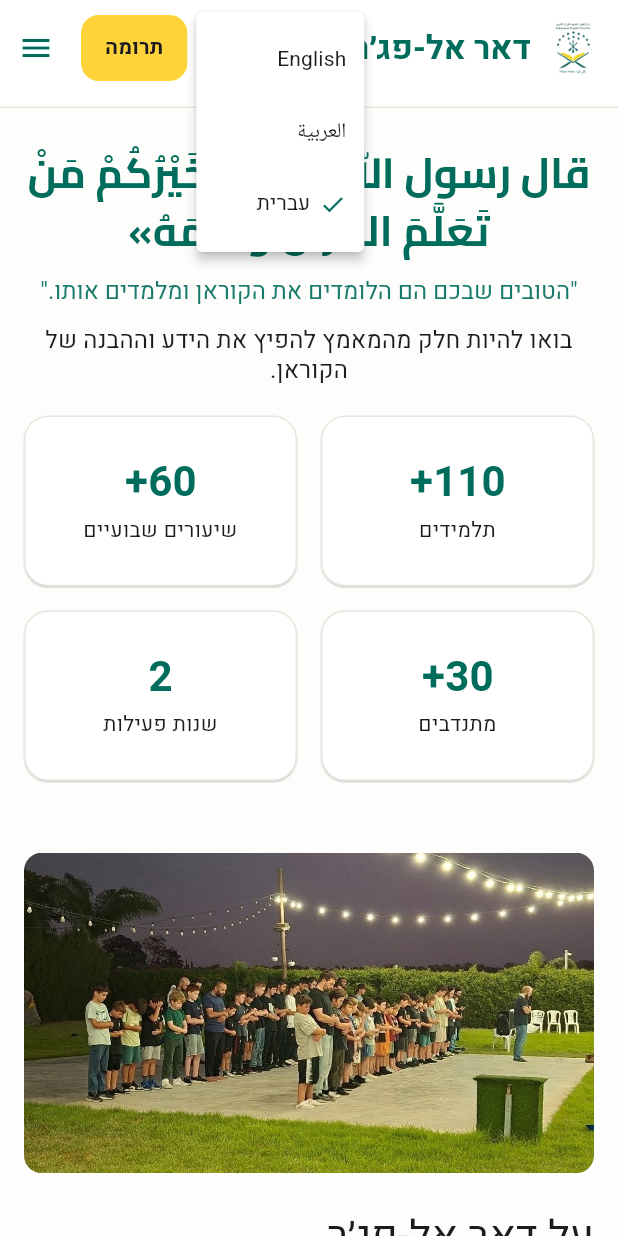
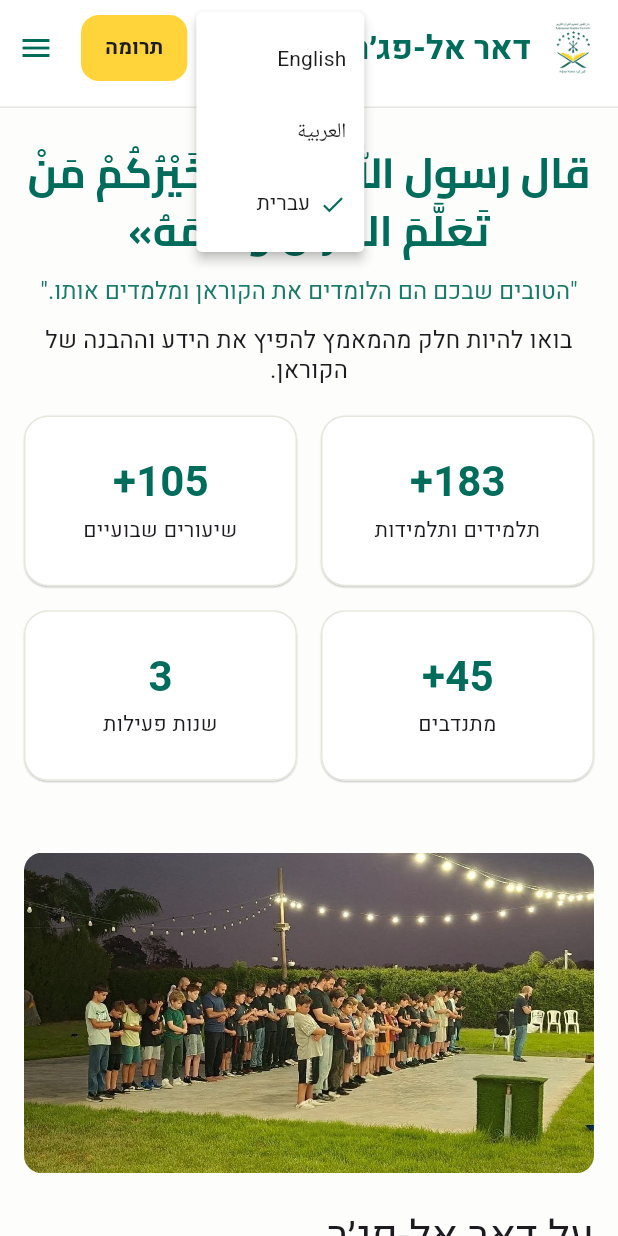
Before and after one commit to othman98shawgan/dar-al-fajr, a Flutter app: the screen it shows after launch, after a tap on "HE", on a phone screen of 412 x 824 dp. Run offline on Flutter 3.47's test engine with Material 3 defaults, Android fonts, the phone set to English and light mode, and no system bars; our stand-ins replace font_awesome_flutter, photo_view, shared_preferences, web.

Commit message:
Feat: Update site content and contact info (#26)

```diff
--- a/lib/content/site_content.dart
+++ b/lib/content/site_content.dart
@@ -28,6 +28,7 @@ class ContentConfig {
   static const whatsappLink = 'https://wa.me/972512875576';
   static const contactEmail = 'mailto:daralfajerkfarkama@gmail.com';
   static const youtubeUrl = 'https://youtube.com/@Dar-al-Fajr';
+  static const instagramUrl = 'https://www.instagram.com/dar.alfajr/';
 }
 
 /// ===== Home section =====
@@ -45,17 +46,17 @@ class HomeContent {
   };
 
   static Map<String, String> statsLabels(AppLocale l) => {
-        'students': t({'en': 'Students', 'ar': 'طالب', 'he': 'תלמידים'}, l),
+        'students': t({'en': 'Students', 'ar': 'طالب وطالبة', 'he': 'תלמידים ותלמידות'}, l),
         'weeklyClasses': t({'en': 'Weekly Classes', 'ar': 'درس أسبوعي', 'he': 'שיעורים שבועיים'}, l),
         'volunteers': t({'en': 'Volunteers', 'ar': 'متطوع', 'he': 'מתנדבים'}, l),
         'years': t({'en': 'Years Serving', 'ar': 'سنوات خدمة', 'he': 'שנות פעילות'}, l),
       };
 
   static const statsValues = {
-    'students': '110',
-    'weeklyClasses': '60',
-    'volunteers': '30',
-    'years': '2',
+    'students': '183',
+    'weeklyClasses': '105',
+    'volunteers': '45',
+    'years': '3',
   };
 
   static String donateCta(AppLocale l) => t(
@@ -74,11 +75,11 @@ class AboutContent {
 
   static const description = {
     'en':
-        'Dar al-Fajr is an Islamic education center in Kfar Kama, dedicated to teaching children and youth the reading, memorization, and proper recitation of the Qur’an. In addition to Qur’an studies, we hold weekly lessons that focus on Islamic values, faith, and character - covering topics such as fiqh, ʿaqīdah, and sīrah. Today, Dar al-Fajr serves over 110 students across multiple levels, from beginners to advanced. Our mission is clear: to nurture a generation that loves the Qur’an, understands its message, and lives by its guidance.',
+        'Dar al-Fajr is an Islamic education center in Kfar Kama, dedicated to teaching children and youth the reading, memorization, and proper recitation of the Qur’an. In addition to Qur’an studies, we hold weekly lessons that focus on Islamic values, faith, and character - covering topics such as fiqh, ʿaqīdah, and sīrah. Today, Dar al-Fajr serves over 183 students (boys and girls) across multiple levels, from beginners to advanced. Our mission is clear: to nurture a generation that loves the Qur’an, understands its message, and lives by its guidance.',
     'ar':
-        'دار الفجر هو مركز تعليمي إسلامي في كفر كما، يُعنى بتعليم الأطفال والناشئة قراءة القرآن الكريم وتجويده وحفظه. إلى جانب دروس القرآن، نقيم دروسًا أسبوعية تُعنى بالقيم الإسلامية والإيمان والأخلاق، وتشمل موضوعات في الفقه والعقيدة والسيرة النبوية. يضم المركز اليوم أكثر من 110 طالبًا وطالبة في مستويات مختلفة، من المبتدئين إلى المتقدمين. ورسالتنا واضحة: تربية جيلٍ يحبّ القرآن، يفهم معانيه ويعيش بهديه.',
+        'دار الفجر هو مركز تعليمي إسلامي في كفر كما، يُعنى بتعليم الأطفال والناشئة قراءة القرآن الكريم وتجويده وحفظه. إلى جانب دروس القرآن، نقيم دروسًا أسبوعية تُعنى بالقيم الإسلامية والإيمان والأخلاق، وتشمل موضوعات في الفقه والعقيدة والسيرة النبوية. يضم المركز اليوم أكثر من 183 طالبًا وطالبة في مستويات مختلفة، من المبتدئين إلى المتقدمين. ورسالتنا واضحة: تربية جيلٍ يحبّ القرآن، يفهم معانيه ويعيش بهديه.',
     'he':
-        'דאר אל־פג׳ר הוא מרכז חינוך אסלאמי בכפר כמא, שמוקדש ללימוד קריאה, שינון ותגויד של הקוראן לילדים ולנוער. בנוסף ללימודי הקוראן, אנו מקיימים שיעורים שבועיים בנושאים של ערכים אסלאמיים, אמונה ומידות טובות - כגון פִקְה, עַקִידָה וסִירַה. כיום לומדים במרכז למעלה מ־110 תלמידים ברמות שונות - מהמתחילים ועד המתקדמים. החזון שלנו ברור: לטפח דור שאוהב את הקוראן, מבין את משמעותו וחי לאורו.',
+        'דאר אל־פג׳ר הוא מרכז חינוך אסלאמי בכפר כמא, שמוקדש ללימוד קריאה, שינון ותגויד של הקוראן לילדים ולנוער. בנוסף ללימודי הקוראן, אנו מקיימים שיעורים שבועיים בנושאים של ערכים אסלאמיים, אמונה ומידות טובות - כגון פִקְה, עַקִידָה וסִירַה. כיום לומדים במרכז למעלה מ־183 תלמידים ותלמידות ברמות שונות - מהמתחילים ועד המתקדמים. החזון שלנו ברור: לטפח דור שאוהב את הקוראן, מבין את משמעותו וחי לאורו.',
   };
 
   static List<String> pillars(AppLocale l) => [
@@ -103,9 +104,9 @@ class DonationContent {
   };
 
   static const cardCta = {
-    'en': 'Donate by Card',
-    'ar': 'تبرّع بالبطاقة',
-    'he': 'תרומה בכרטיס אשראי',
+    'he': 'תרומה באשראי / הוראת קבע',
+    'ar': 'تبرّع بالبطاقة / تبرّع شهري',
+    'en': 'Donate by Card / Monthly',
   };
 
   static const studentCta = {
@@ -182,9 +183,22 @@ class ContactContent {
     'he': 'צרו קשר',
   };
 
+  static const officeHoursTitle = {
+    'en': 'Secretariat Hours',
+    'ar': 'ساعات السكرتارية',
+    'he': 'שעות מזכירות',
+  };
+
+  static const officeHoursValue = {
+    'en': 'Sunday – Thursday, 16:00 – 18:00',
+    'ar': 'الأحد – الخميس، 16:00 – 18:00',
+    'he': 'ראשון – חמישי, 16:00 – 18:00',
+  };
+
   static const call = {'en': 'Call', 'ar': 'اتصال', 'he': 'שיחה'};
   static const whatsapp = {'en': 'WhatsApp', 'ar': 'واتساب', 'he': 'וואטסאפ'};
   static const youtube = {'en': 'YouTube', 'ar': 'يوتيوب', 'he': 'יוטיוב'};
+  static const instagram = {'en': 'Instagram', 'ar': 'انستاجرام', 'he': 'אינסטגרם'};
   static const phone = {'en': 'Phone', 'ar': 'هاتف', 'he': 'טלפון'};
   static const email = {'en': 'Email', 'ar': 'بريد إلكتروني', 'he': 'אימייל'};
 
@@ -202,12 +216,6 @@ class ContactContent {
       whatsapp: 'https://wa.me/972507864552',
     ),
     Member(
-      name: {'en': 'Noah Thawko', 'ar': 'نوح تحاوخو', 'he': 'נוח תחאוכו'},
-      role: {'en': 'Board member', 'ar': 'عضو إدارة', 'he': 'חבר הנהלה'},
-      phone: 'tel:+972506825975',
-      whatsapp: 'https://wa.me/972506825975',
-    ),
-    Member(
       name: {'en': 'Hani Ashmoz', 'ar': 'هاني أشموز', 'he': 'האני אשמוז'},
       role: {'en': 'Board member', 'ar': 'عضو إدارة', 'he': 'חבר הנהלה'},
       phone: 'tel:+972505213482',
@@ -218,6 +226,12 @@ class ContactContent {
       role: {'en': 'Board member', 'ar': 'عضو إدارة', 'he': 'חבר הנהלה'},
       phone: 'tel:+972543046004',
       whatsapp: 'https://wa.me/972543046004',
+    ),
+    Member(
+      name: {'en': 'Tawfek Hatukai', 'ar': 'توفيق حاتوقاي', 'he': 'תאופיק חתוקאי'},
+      role: {'en': 'Board member', 'ar': 'عضو إدارة', 'he': 'חבר הנהלה'},
+      phone: 'tel:+972526034686',
+      whatsapp: 'https://wa.me/972526034686',
     ),
     Member(
       name: {'en': 'Othman Shawgan', 'ar': 'عثمان شوجن', 'he': "עות'מאן שוגן"},
--- a/lib/main.dart
+++ b/lib/main.dart
@@ -79,7 +79,7 @@ class DarAlFajrApp extends StatelessWidget {
         ),
         shape: Border(bottom: BorderSide(color: Brand.outline, width: 1)),
       ),
-      cardTheme: const CardTheme(
+      cardTheme: const CardThemeData(
         color: Brand.card,
         elevation: 0,
         margin: EdgeInsets.zero,
--- a/lib/sections/contact_section.dart
+++ b/lib/sections/contact_section.dart
@@ -14,31 +14,110 @@ class ContactSection extends StatelessWidget {
   Widget build(BuildContext context) {
     final w = MediaQuery.sizeOf(context).width;
     final members = ContactContent.boardMembers;
+    final isMobile = w < 700;
 
     // Columns: 1 (mobile), 2 (tablet), 3 (desktop)
-    final cols = w < 700 ? 1 : (w < 1024 ? 2 : 3);
+    final cols = isMobile ? 1 : (w < 1024 ? 2 : 3);
+
+    return LayoutBuilder(
+      builder: (context, constraints) {
+        final cardAspectRatio = cols == 1 ? 2.8 : 3.0;
+        final cardWidth = (constraints.maxWidth - (cols - 1) * 16) / cols;
+        final cardHeight = cardWidth / cardAspectRatio;
 
         return Column(
           crossAxisAlignment: CrossAxisAlignment.start,
           children: [
             Text(t(ContactContent.title, locale), style: Theme.of(context).textTheme.headlineMedium),
-        const SizedBox(height: 16),
+            SizedBox(height: isMobile ? 10 : 12),
+            SizedBox(
+              width: cardWidth,
+              height: cardHeight,
+              child: _OfficeHoursCard(locale: locale),
+            ),
+            SizedBox(height: isMobile ? 16 : 24),
             GridView.builder(
               shrinkWrap: true,
               physics: const NeverScrollableScrollPhysics(),
               gridDelegate: SliverGridDelegateWithFixedCrossAxisCount(
                 crossAxisCount: cols,
                 crossAxisSpacing: 16,
-            mainAxisSpacing: 16,
-            // Taller cards on mobile for breathing room
-            childAspectRatio: cols == 1 ? 1.6 : 3.0,
+                mainAxisSpacing: isMobile ? 12 : 16,
+                childAspectRatio: cardAspectRatio,
               ),
               itemCount: members.length,
               itemBuilder: (context, i) => _MemberCard(member: members[i], locale: locale),
             ),
-        const SizedBox(height: 48),
+            SizedBox(height: isMobile ? 32 : 48),
             _GlobalContactRow(locale: locale),
           ],
+        );
+      },
+    );
+  }
+}
+
+class _OfficeHoursCard extends StatelessWidget {
+  final AppLocale locale;
+  const _OfficeHoursCard({required this.locale});
+
+  @override
+  Widget build(BuildContext context) {
+    final w = MediaQuery.sizeOf(context).width;
+    final isMobile = w < 700;
+
+    final title = t(ContactContent.officeHoursTitle, locale);
+    final hours = t(ContactContent.officeHoursValue, locale);
+
+    return Card(
+      child: Padding(
+        padding: EdgeInsets.symmetric(
+          horizontal: 16.0,
+          vertical: isMobile ? 4.0 : 14.0,
+        ),
+        child: Row(
+          children: [
+            Container(
+              padding: const EdgeInsets.all(10),
+              decoration: BoxDecoration(
+                color: Brand.green.withOpacity(0.08),
+                borderRadius: BorderRadius.circular(10),
+              ),
+              child: const Icon(
+                Icons.access_time_rounded,
+                color: Brand.green,
+                size: 28,
+              ),
+            ),
+            const SizedBox(width: 14),
+            Expanded(
+              child: Column(
+                mainAxisSize: MainAxisSize.min,
+                crossAxisAlignment: CrossAxisAlignment.start,
+                children: [
+                  Text(
+                    title,
+                    style: const TextStyle(
+                      fontWeight: FontWeight.w700,
+                      fontSize: 18,
+                      color: Brand.green,
+                    ),
+                  ),
+                  const SizedBox(height: 4),
+                  Text(
+                    hours,
+                    style: TextStyle(
+                      fontSize: 16,
+                      color: Brand.text.withOpacity(0.85),
+                      fontWeight: FontWeight.w600,
+                    ),
+                  ),
+                ],
+              ),
+            ),
+          ],
+        ),
+      ),
     );
   }
 }
@@ -51,6 +130,7 @@ class _MemberCard extends StatelessWidget {
   @override
   Widget build(BuildContext context) {
     final w = MediaQuery.sizeOf(context).width;
+    final isMobile = w < 700;
     final isNarrow = w < 500; // stack actions on very small phones
 
     // Check validity before building widgets
@@ -71,7 +151,7 @@ class _MemberCard extends StatelessWidget {
             if (hasPhone)
               _LaunchIcon(
                 tooltip: t(ContactContent.call, locale),
-                icon: Icons.call,
+                icon: const Icon(Icons.call),
                 url: member.phone,
               ),
             // Only show spacer if BOTH are present
@@ -79,7 +159,7 @@ class _MemberCard extends StatelessWidget {
             if (hasWhatsapp)
               _LaunchIcon(
                 tooltip: t(ContactContent.whatsapp, locale),
-                icon: FontAwesomeIcons.whatsapp,
+                icon: const FaIcon(FontAwesomeIcons.whatsapp),
                 url: member.whatsapp,
               ),
           ],
@@ -92,13 +172,13 @@ class _MemberCard extends StatelessWidget {
             if (hasPhone)
               _LaunchIcon(
                 tooltip: t(ContactContent.call, locale),
-                icon: Icons.call,
+                icon: const Icon(Icons.call),
                 url: member.phone,
               ),
             if (hasWhatsapp)
               _LaunchIcon(
                 tooltip: t(ContactContent.whatsapp, locale),
-                icon: FontAwesomeIcons.whatsapp,
+                icon: const FaIcon(FontAwesomeIcons.whatsapp),
                 url: member.whatsapp,
               ),
           ],
@@ -108,7 +188,10 @@ class _MemberCard extends StatelessWidget {
 
     return Card(
       child: Padding(
-        padding: const EdgeInsets.symmetric(horizontal: 16.0, vertical: 14.0),
+        padding: EdgeInsets.symmetric(
+          horizontal: 16.0,
+          vertical: isMobile ? 4.0 : 14.0,
+        ),
         child: Row(
           children: [
             CircleAvatar(
@@ -149,7 +232,7 @@ class _MemberCard extends StatelessWidget {
 
 class _LaunchIcon extends StatelessWidget {
   final String tooltip;
-  final IconData icon;
+  final Widget icon;
   final String? url;
   const _LaunchIcon({required this.tooltip, required this.icon, required this.url});
 
@@ -165,7 +248,7 @@ class _LaunchIcon extends StatelessWidget {
     return IconButton(
       tooltip: tooltip,
       onPressed: () => launchUrl(Uri.parse(url!), mode: LaunchMode.externalApplication),
-      icon: Icon(icon),
+      icon: icon,
       color: Brand.green,
       // Ensure comfy tap targets
       constraints: const BoxConstraints(minWidth: 48, minHeight: 48),
@@ -186,28 +269,35 @@ class _GlobalContactRow extends StatelessWidget {
 
     final items = [
       _BigIconButton(
-        icon: FontAwesomeIcons.youtube,
+        icon: const FaIcon(FontAwesomeIcons.instagram, color: Color(0xFFE1306C)),
+        label: t(ContactContent.instagram, locale),
+        url: ContentConfig.instagramUrl,
+        color: const Color(0xFFE1306C),
+        expand: isMobile,
+      ),
+      _BigIconButton(
+        icon: const FaIcon(FontAwesomeIcons.youtube, color: Color(0xFFFF0000)),
         label: t(ContactContent.youtube, locale),
         url: ContentConfig.youtubeUrl,
         color: const Color(0xFFFF0000),
         expand: isMobile,
       ),
       _BigIconButton(
-        icon: Icons.call,
+        icon: const Icon(Icons.call, color: Brand.green),
         label: t(ContactContent.phone, locale),
         url: ContentConfig.contactPhone,
         color: Brand.green,
         expand: isMobile,
       ),
       _BigIconButton(
-        icon: FontAwesomeIcons.whatsapp,
+        icon: const FaIcon(FontAwesomeIcons.whatsapp, color: Color(0xFF25D366)),
         label: t(ContactContent.whatsapp, locale),
         url: ContentConfig.whatsappLink,
         color: const Color(0xFF25D366),
         expand: isMobile,
       ),
       _BigIconButton(
-        icon: Icons.email_outlined,
+        icon: const Icon(Icons.email_outlined, color: Brand.green),
         label: t(ContactContent.email, locale),
         url: ContentConfig.contactEmail,
         color: Brand.green,
@@ -244,7 +334,7 @@ class _GlobalContactRow extends StatelessWidget {
 }
 
 class _BigIconButton extends StatelessWidget {
-  final IconData icon;
+  final Widget icon;
   final String label;
   final String url;
   final Color color;
@@ -262,7 +352,7 @@ class _BigIconButton extends StatelessWidget {
   Widget build(BuildContext context) {
     return OutlinedButton.icon(
       onPressed: () => launchUrl(Uri.parse(url), mode: LaunchMode.externalApplication),
-      icon: Icon(icon, color: color),
+      icon: icon,
       label: Text(label, style: TextStyle(color: color, fontWeight: FontWeight.w600)),
       style: OutlinedButton.styleFrom(
         side: BorderSide(color: color),
--- a/pubspec.yaml
+++ b/pubspec.yaml
@@ -17,7 +17,7 @@ dependencies:
   url_launcher: ^6.3.1
   web: ^1.0.0
   visibility_detector: ^0.4.0+2
-  font_awesome_flutter: ^10.8.0
+  font_awesome_flutter: ^11.0.0
   google_fonts: ^6.3.2
   shared_preferences: ^2.3.2
   photo_view: ^0.15.0
```
Also changed, not shown: pubspec.lock. Lines whose indentation alone changed are shown as unchanged.
